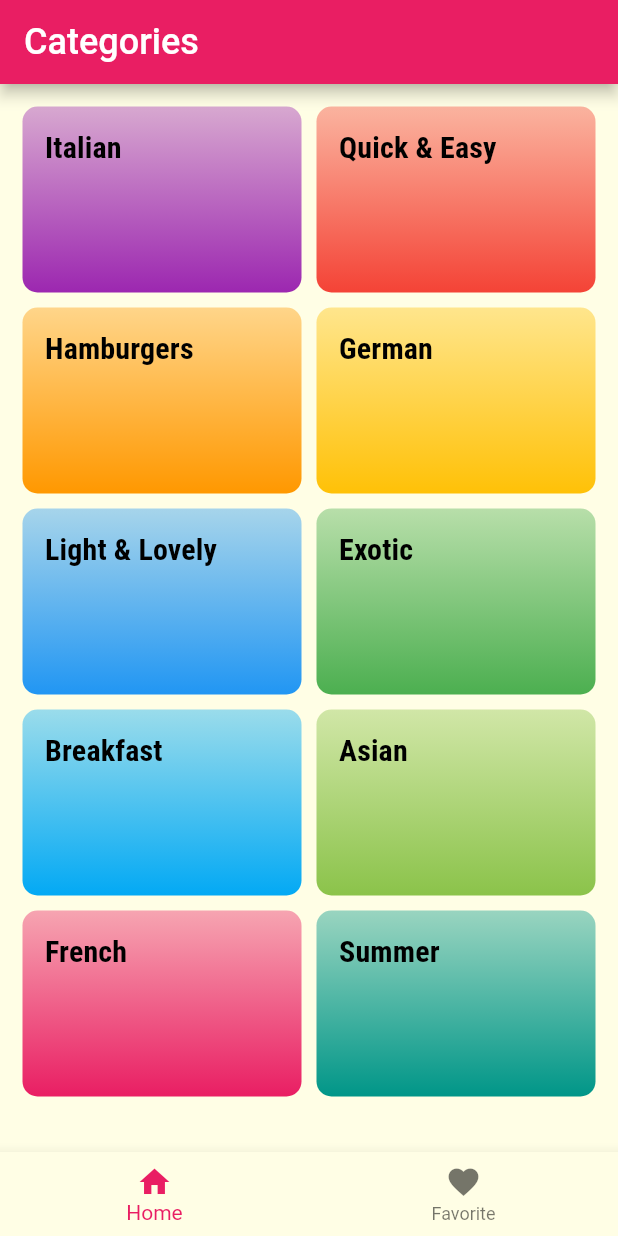
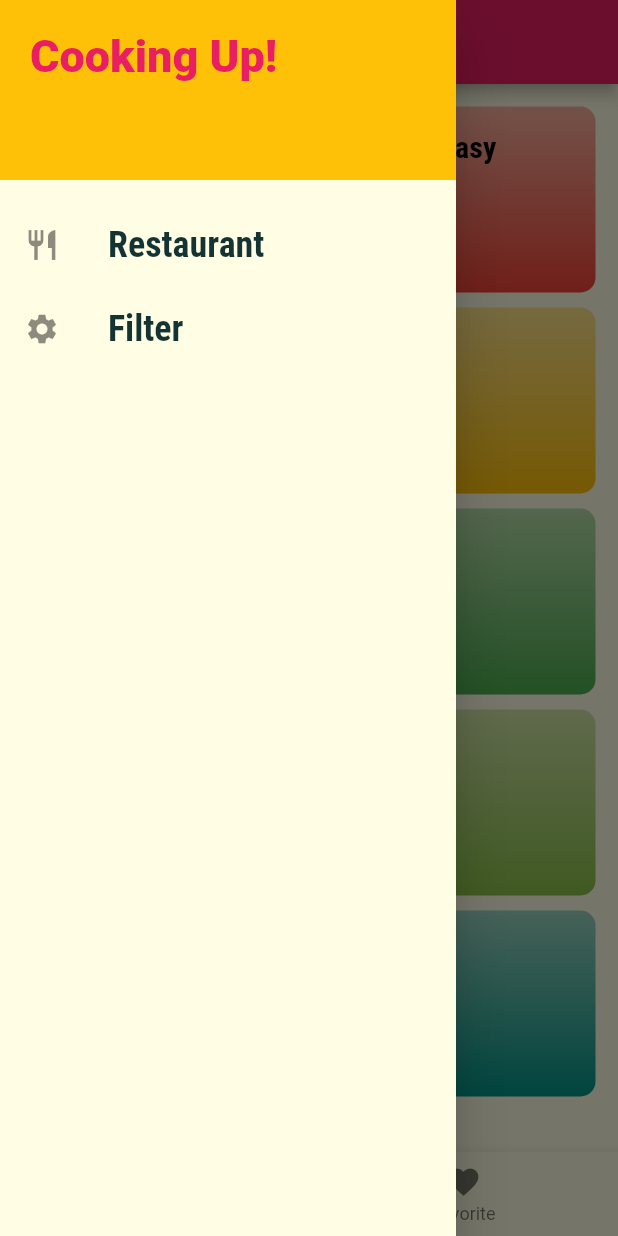
Before and after one commit to pd28CSE/Flutter_Meals_App_New, a Flutter app: the screen it shows after launch, with the side drawer open (before the commit the screen has no drawer), on a phone screen of 412 x 824 dp. Run offline on Flutter 3.47's test engine with Material 2 defaults, Android fonts, the phone set to English and light mode, and no system bars.

Commit message:
add main_drawer Drawer and connect to tabs_screen

```diff
--- a/lib/screens/tabs_screen.dart
+++ b/lib/screens/tabs_screen.dart
@@ -2,6 +2,7 @@ import 'package:flutter/material.dart';
 
 import './categories_screen.dart';
 import './favourite_screen.dart';
+import '../widgets/main_drawer.dart';
 
 class TabsScreen extends StatefulWidget {
   static const String routeName = "tabs-screen";
@@ -13,7 +14,7 @@ class TabsScreen extends StatefulWidget {
 
 class _TabsScreenState extends State<TabsScreen> {
   int _currentScreenIndex = 0;
-  List<Map<String, Object>> _tabScreens = [
+  List<Map<String, Object>> _tabScreens = const [
     {'screen': CategoriesScreen(), 'title': 'Categories'},
     {'screen': FavouriteScreen(), 'title': 'Favourites'},
   ];
@@ -30,6 +31,7 @@ class _TabsScreenState extends State<TabsScreen> {
       appBar: AppBar(
         title: Text(_tabScreens[_currentScreenIndex]['title'] as String),
       ),
+      drawer: const MainDrawer(),
       body: _tabScreens[_currentScreenIndex]['screen'] as Widget,
       bottomNavigationBar: BottomNavigationBar(
         currentIndex: _currentScreenIndex,
--- /dev/null
+++ b/lib/widgets/main_drawer.dart
@@ -0,0 +1,55 @@
+import 'package:flutter/material.dart';
+
+class MainDrawer extends StatelessWidget {
+  const MainDrawer({super.key});
+
+  Widget buildFiter(IconData icon, String title, VoidCallback pressed) {
+    return ListTile(
+      leading: Icon(icon),
+      title: Text(
+        title,
+        style: const TextStyle(
+          fontFamily: 'RobotoCondensed',
+          fontSize: 24,
+          fontWeight: FontWeight.bold,
+        ),
+      ),
+      onTap: pressed,
+    );
+  }
+
+  @override
+  Widget build(BuildContext context) {
+    return Drawer(
+      child: ListView(
+        children: <Widget>[
+          Container(
+            padding: const EdgeInsets.all(20),
+            width: double.infinity,
+            height: 120,
+            decoration: BoxDecoration(
+              color: Theme.of(context).accentColor,
+            ),
+            child: Text(
+              'Cooking Up!',
+              style: TextStyle(
+                fontWeight: FontWeight.w900,
+                fontSize: 30,
+                color: Theme.of(context).primaryColor,
+              ),
+            ),
+          ),
+          const SizedBox(
+            height: 15,
+          ),
+          buildFiter(Icons.restaurant, 'Restaurant', () {
+            print('Restaurant');
+          }),
+          buildFiter(Icons.settings, 'Filter', () {
+            print('Filter');
+          }),
+        ],
+      ),
+    );
+  }
+}
```
